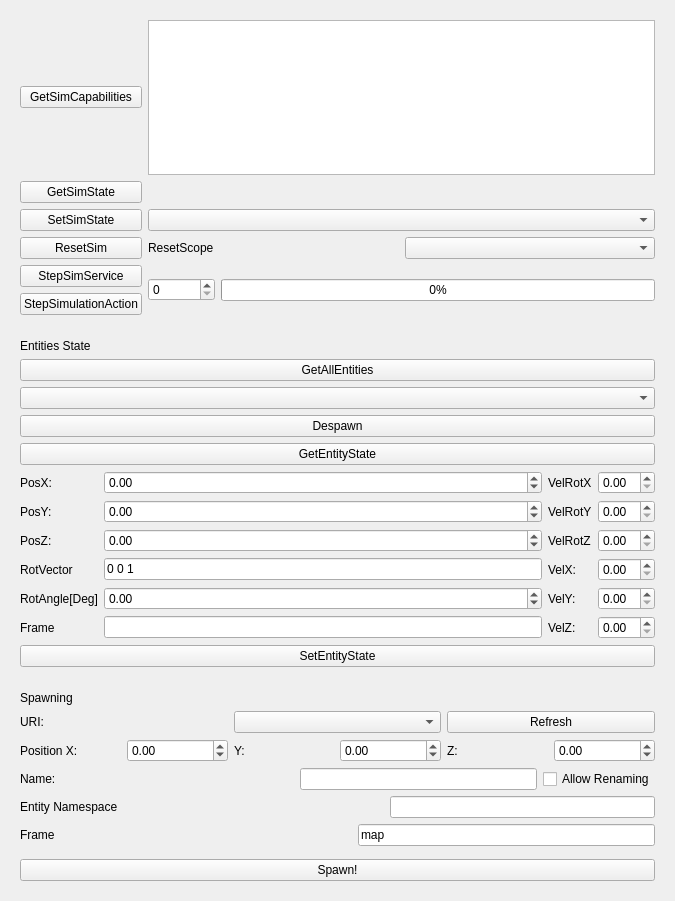
Old version of the form src/sim_widget.ui in the repository RobotecAI/q_simulation_interfaces.
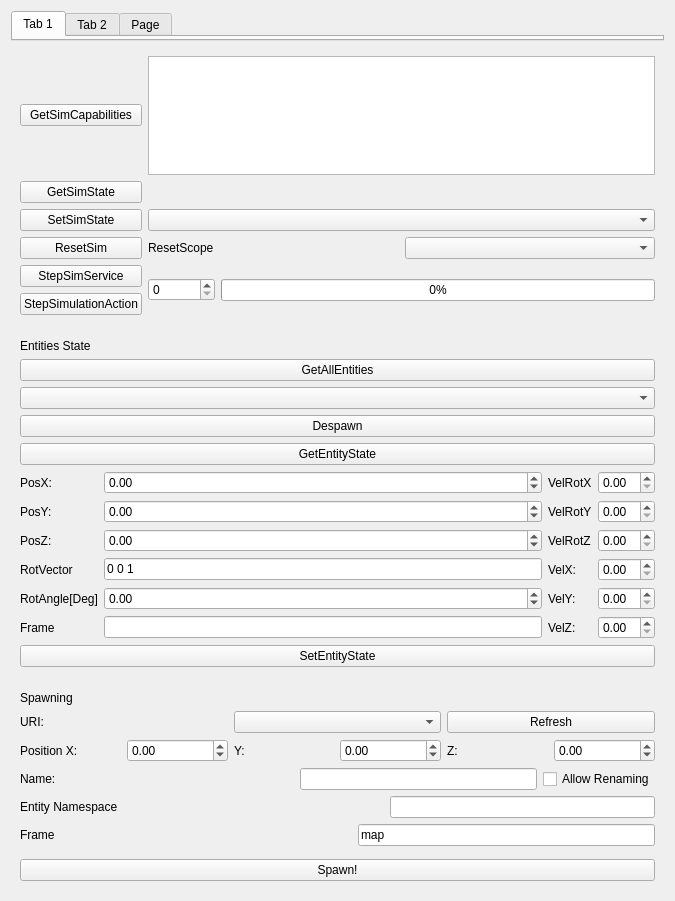
New version of the form.

Patch:
```diff
--- a/src/sim_widget.ui
+++ b/src/sim_widget.ui
@@ -11,6 +11,25 @@
    </rect>
   </property>
   <layout class="QVBoxLayout" name="verticalLayout_4">
+   <item>
+    <widget class="QTabWidget" name="tabWidget">
+     <widget class="QWidget" name="simulation_2">
+      <attribute name="title">
+       <string>Tab 1</string>
+      </attribute>
+     </widget>
+     <widget class="QWidget" name="entities_2">
+      <attribute name="title">
+       <string>Tab 2</string>
+      </attribute>
+     </widget>
+     <widget class="QWidget" name="spawning_2">
+      <attribute name="title">
+       <string>Page</string>
+      </attribute>
+     </widget>
+    </widget>
+   </item>
    <item>
     <widget class="QWidget" name="simulation" native="true">
      <layout class="QGridLayout" name="gridLayout">
```
